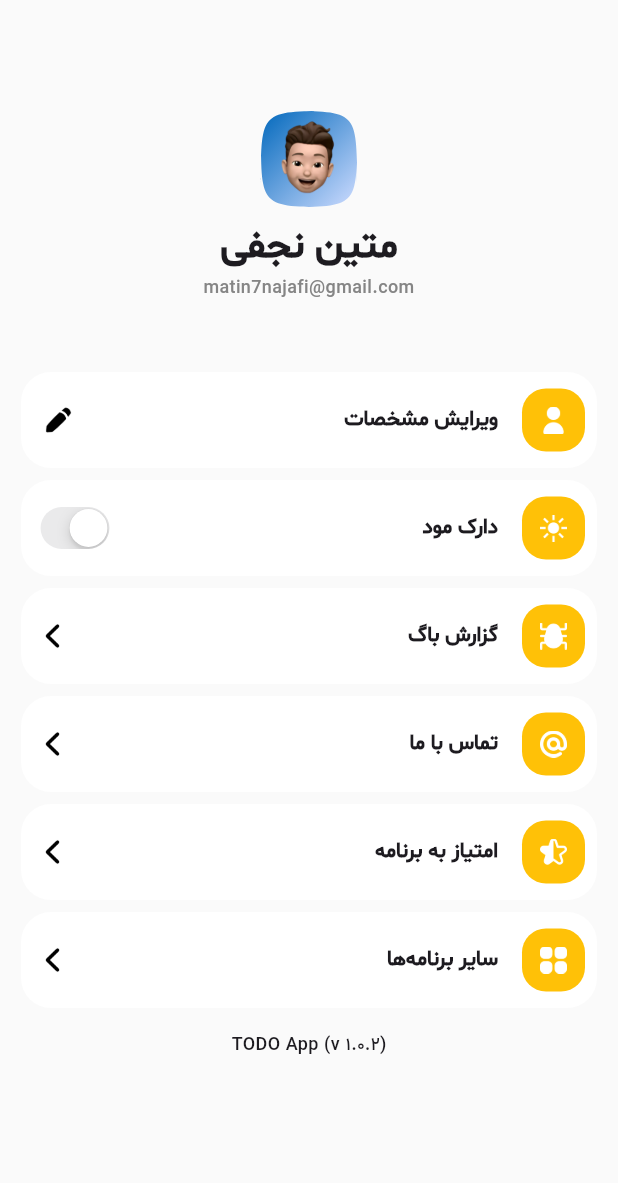
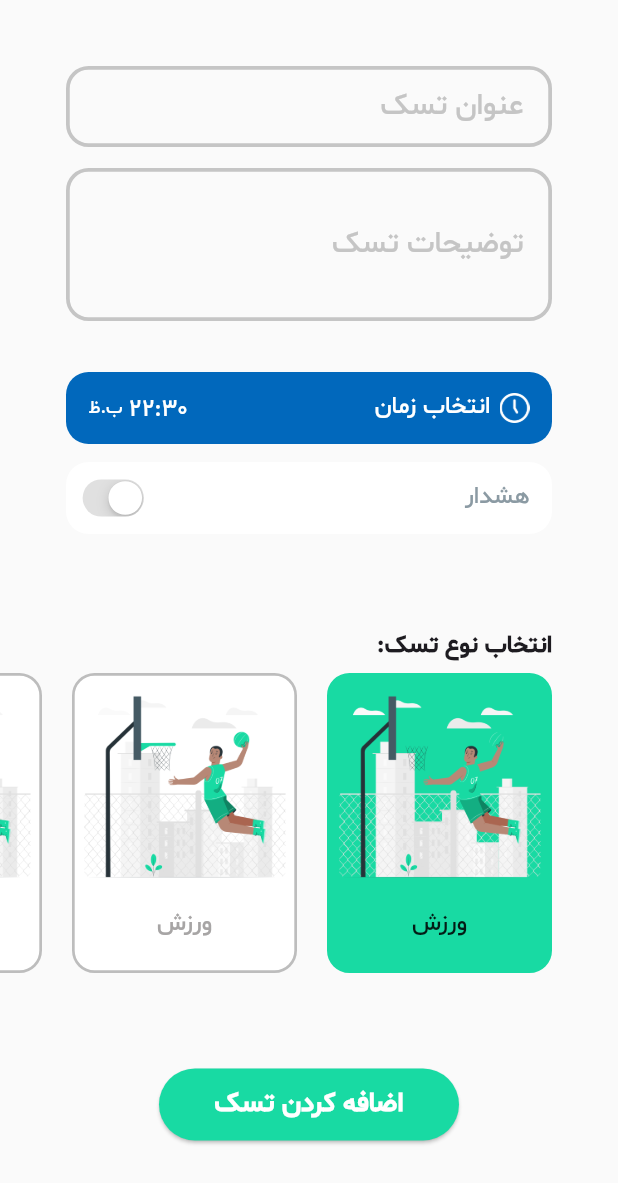
Before and after one commit to matinnajafi/todo_app, a Flutter app: the screen it shows after launch, on a phone screen of 412 x 824 dp. Shown: the top 1183 px of the screen. Run offline on Flutter 3.47's test engine with Material 3 defaults, Android fonts, the light colour scheme and no system bars; our stand-ins replace flutter_slidable, percent_indicator; missing offline and left inert: day_night_time_picker.

Commit message:
Implement layout for AddTaskScreen

```diff
--- a/lib/main.dart
+++ b/lib/main.dart
@@ -1,5 +1,5 @@
 import 'package:flutter/material.dart';
-import 'package:todo_app/presentation/app_settings/screens/setting_screen.dart';
+import 'package:todo_app/presentation/tasks/screens/add_task_screen.dart';
 
 void main() {
   runApp(const MyApp());
@@ -13,7 +13,7 @@ class MyApp extends StatelessWidget {
     return MaterialApp(
       debugShowCheckedModeBanner: false,
       theme: ThemeData(fontFamily: 'sh'),
-      home: const SettingScreen(),
+      home: const AddTaskScreen(),
     );
   }
 }
--- /dev/null
+++ b/lib/presentation/tasks/screens/add_task_screen.dart
@@ -0,0 +1,85 @@
+import 'package:flutter/material.dart';
+import 'package:todo_app/core/constants/app_colors.dart';
+import 'package:todo_app/presentation/tasks/widgets/task_alarm.dart';
+import 'package:todo_app/presentation/tasks/widgets/task_buttons.dart';
+import 'package:todo_app/presentation/tasks/widgets/task_textfields.dart';
+import 'package:todo_app/presentation/tasks/widgets/task_type_list.dart';
+import 'package:todo_app/presentation/tasks/widgets/time_picker.dart';
+
+class AddTaskScreen extends StatefulWidget {
+  const AddTaskScreen({super.key});
+
+  @override
+  State<AddTaskScreen> createState() => _AddTaskScreenState();
+}
+
+class _AddTaskScreenState extends State<AddTaskScreen> {
+  FocusNode taskTitleFocus = FocusNode();
+  FocusNode taskSubtitleFocus = FocusNode();
+  final TextEditingController taskTitleController = TextEditingController();
+  final TextEditingController taskSubTitleController = TextEditingController();
+
+  bool isNotifOn = false;
+  int selectedTaskTypeItem = 0;
+
+  @override
+  void initState() {
+    super.initState();
+    taskTitleFocus.addListener(() {
+      setState(() {});
+    });
+    taskSubtitleFocus.addListener(() {
+      setState(() {});
+    });
+  }
+
+  @override
+  void dispose() {
+    taskTitleFocus.dispose();
+    taskSubtitleFocus.dispose();
+    taskTitleController.dispose();
+    taskSubTitleController.dispose();
+    super.dispose();
+  }
+
+  @override
+  Widget build(BuildContext context) {
+    return Scaffold(
+      backgroundColor: backgroundColor,
+      body: SafeArea(
+        child: SingleChildScrollView(
+          child: SizedBox(
+            height: MediaQuery.of(context).size.height,
+            child: Column(
+              mainAxisAlignment: MainAxisAlignment.center,
+              crossAxisAlignment: CrossAxisAlignment.center,
+              children: [
+                const SizedBox(height: 44),
+                TaskTitleField(
+                  taskTitleController: taskTitleController,
+                  taskTitleFocus: taskTitleFocus,
+                ),
+                const SizedBox(height: 14),
+                TaskSubtitleField(
+                  taskSubTitleController: taskSubTitleController,
+                  taskSubtitleFocus: taskSubtitleFocus,
+                ),
+                const SizedBox(height: 34),
+                const TimePickerBox(),
+                const SizedBox(height: 12),
+                TaskAlarm(isNotifOn: isNotifOn),
+                const Spacer(),
+                const TaskTypeTitle(),
+                const SizedBox(height: 6),
+                TaskTypeList(selectedItemList: selectedTaskTypeItem),
+                const Spacer(),
+                const AddTaskButton(),
+                const Spacer(),
+              ],
+            ),
+          ),
+        ),
+      ),
+    );
+  }
+}
--- /dev/null
+++ b/lib/presentation/tasks/widgets/task_alarm.dart
@@ -0,0 +1,112 @@
+import 'package:flutter/cupertino.dart';
+import 'package:flutter/material.dart';
+import 'package:todo_app/core/constants/app_colors.dart';
+import 'package:todo_app/core/utils/converters/persian_number_converter.dart';
+
+// ignore: must_be_immutable
+class TaskAlarm extends StatefulWidget {
+  TaskAlarm({super.key, required this.isNotifOn});
+  bool isNotifOn;
+
+  @override
+  State<TaskAlarm> createState() => _TaskAlarmState();
+}
+
+class _TaskAlarmState extends State<TaskAlarm> {
+  @override
+  Widget build(BuildContext context) {
+    return Padding(
+      padding: const EdgeInsets.symmetric(horizontal: 44),
+      child: GestureDetector(
+        onTap: () {
+          setState(() {
+            widget.isNotifOn = !widget.isNotifOn;
+            if (widget.isNotifOn) {
+              ScaffoldMessenger.of(context).showSnackBar(
+                SnackBar(
+                  backgroundColor: Colors.black54,
+                  content: Text(
+                    ".هشدار برای ساعت ${toPersianDigits('22:30')} فعال شد",
+                    style: const TextStyle(color: whiteColor),
+                  ),
+                ),
+              );
+            } else {
+              ScaffoldMessenger.of(context).showSnackBar(
+                SnackBar(
+                  backgroundColor: Colors.black54,
+                  content: Text(
+                    ".هشدار غیرفعال شد",
+                    style: const TextStyle(color: whiteColor),
+                  ),
+                ),
+              );
+            }
+          });
+        },
+        child: Container(
+          height: 48,
+          decoration: BoxDecoration(
+            color: widget.isNotifOn ? orangeColor : whiteColor,
+            borderRadius: BorderRadius.circular(15),
+          ),
+          child: Padding(
+            padding: const EdgeInsets.only(right: 15, left: 2),
+            child: Row(
+              mainAxisSize: MainAxisSize.max,
+              mainAxisAlignment: MainAxisAlignment.spaceBetween,
+              crossAxisAlignment: CrossAxisAlignment.center,
+              children: [
+                Transform.scale(
+                  scale: 0.8,
+                  child: Directionality(
+                    textDirection: TextDirection.rtl,
+                    child: CupertinoSwitch(
+                      inactiveTrackColor: Colors.grey.shade300,
+                      activeTrackColor: greennColor,
+                      value: widget.isNotifOn,
+                      onChanged: (bool value) {
+                        setState(() {
+                          widget.isNotifOn = value;
+                          if (widget.isNotifOn) {
+                            ScaffoldMessenger.of(context).showSnackBar(
+                              SnackBar(
+                                backgroundColor: Colors.black54,
+                                content: Text(
+                                  ".هشدار برای ساعت ${toPersianDigits('22:30')} فعال شد",
+                                  style: TextStyle(color: whiteColor),
+                                ),
+                              ),
+                            );
+                          } else {
+                            ScaffoldMessenger.of(context).showSnackBar(
+                              SnackBar(
+                                backgroundColor: Colors.black54,
+                                content: const Text(
+                                  ".هشدار غیرفعال شد",
+                                  style: TextStyle(color: whiteColor),
+                                ),
+                              ),
+                            );
+                          }
+                        });
+                      },
+                    ),
+                  ),
+                ),
+                const Spacer(),
+                Text(
+                  'هشدار',
+                  style: TextStyle(
+                    fontSize: 16,
+                    color: widget.isNotifOn ? whiteColor : greyColor,
+                  ),
+                ),
+              ],
+            ),
+          ),
+        ),
+      ),
+    );
+  }
+}
--- /dev/null
+++ b/lib/presentation/tasks/widgets/task_buttons.dart
@@ -0,0 +1,27 @@
+import 'package:flutter/material.dart';
+
+class AddTaskButton extends StatelessWidget {
+  const AddTaskButton({super.key});
+
+  @override
+  Widget build(BuildContext context) {
+    return ElevatedButton(
+      onPressed: () {
+        // add task process
+        // Navigator.of(context).pop();
+      },
+      style: ElevatedButton.styleFrom(
+        minimumSize: const Size(200, 48),
+        backgroundColor: const Color(0xff18DAA3),
+      ),
+      child: const Text(
+        'اضافه کردن تسک',
+        style: TextStyle(
+          fontSize: 18,
+          fontWeight: FontWeight.bold,
+          color: Colors.white,
+        ),
+      ),
+    );
+  }
+}
--- /dev/null
+++ b/lib/presentation/tasks/widgets/task_textfields.dart
@@ -0,0 +1,108 @@
+import 'package:flutter/material.dart';
+
+class TaskTitleField extends StatelessWidget {
+  const TaskTitleField({
+    super.key,
+    required this.taskTitleController,
+    required this.taskTitleFocus,
+  });
+
+  final TextEditingController taskTitleController;
+  final FocusNode taskTitleFocus;
+
+  @override
+  Widget build(BuildContext context) {
+    return Padding(
+      padding: const EdgeInsets.symmetric(horizontal: 44),
+      child: Directionality(
+        textDirection: TextDirection.rtl,
+        child: TextFormField(
+          controller: taskTitleController,
+          focusNode: taskTitleFocus,
+          decoration: InputDecoration(
+            contentPadding: const EdgeInsets.symmetric(
+              horizontal: 15,
+              vertical: 15,
+            ),
+            labelText: 'عنوان تسک',
+            labelStyle: TextStyle(
+              fontSize: 20,
+              color:
+                  taskTitleFocus.hasFocus
+                      ? const Color(0xff18DAA3)
+                      : const Color(0xffC5C5C5),
+            ),
+            enabledBorder: const OutlineInputBorder(
+              borderRadius: BorderRadius.all(Radius.circular(15)),
+              borderSide: BorderSide(color: Color(0xffC5C5C5), width: 2.5),
+            ),
+            focusedBorder: const OutlineInputBorder(
+              borderRadius: BorderRadius.all(Radius.circular(15)),
+              borderSide: BorderSide(width: 3, color: Color(0xff18DAA3)),
+            ),
+          ),
+          validator: (value) {
+            if (value == null || value.isEmpty) {
+              return 'لطفاً عنوان تسک را وارد کنید';
+            }
+            return null;
+          },
+        ),
+      ),
+    );
+  }
+}
+
+class TaskSubtitleField extends StatelessWidget {
+  const TaskSubtitleField({
+    super.key,
+    required this.taskSubTitleController,
+    required this.taskSubtitleFocus,
+  });
+
+  final TextEditingController taskSubTitleController;
+  final FocusNode taskSubtitleFocus;
+
+  @override
+  Widget build(BuildContext context) {
+    return Padding(
+      padding: const EdgeInsets.symmetric(horizontal: 44),
+      child: Directionality(
+        textDirection: TextDirection.rtl,
+        child: TextFormField(
+          controller: taskSubTitleController,
+          maxLines: 3,
+          focusNode: taskSubtitleFocus,
+          decoration: InputDecoration(
+            contentPadding: const EdgeInsets.symmetric(
+              horizontal: 15,
+              vertical: 15,
+            ),
+            labelText: 'توضیحات تسک',
+            labelStyle: TextStyle(
+              fontSize: 20,
+              color:
+                  taskSubtitleFocus.hasFocus
+                      ? const Color(0xff18DAA3)
+                      : const Color(0xffC5C5C5),
+            ),
+            enabledBorder: const OutlineInputBorder(
+              borderRadius: BorderRadius.all(Radius.circular(15)),
+              borderSide: BorderSide(color: Color(0xffC5C5C5), width: 2.5),
+            ),
+            focusedBorder: const OutlineInputBorder(
+              borderRadius: BorderRadius.all(Radius.circular(15)),
+              borderSide: BorderSide(width: 3, color: Color(0xff18DAA3)),
+            ),
+          ),
+          validator: (value) {
+            if (value == null || value.isEmpty) {
+              return 'لطفاً توضیحات تسک را وارد کنید';
+            }
+            return null;
+          },
+        ),
+      ),
+    );
+  }
+}
--- /dev/null
+++ b/lib/presentation/tasks/widgets/task_type_list.dart
@@ -0,0 +1,102 @@
+import 'package:flutter/material.dart';
+import 'package:todo_app/core/constants/app_colors.dart';
+
+// ignore: must_be_immutable
+class TaskTypeList extends StatefulWidget {
+  TaskTypeList({super.key, required this.selectedItemList});
+  int selectedItemList = 0;
+
+  @override
+  State<TaskTypeList> createState() => _TaskTypeListState();
+}
+
+class _TaskTypeListState extends State<TaskTypeList> {
+  @override
+  Widget build(BuildContext context) {
+    return SizedBox(
+      height: 200,
+      child: Directionality(
+        textDirection: TextDirection.rtl,
+        child: Padding(
+          padding: const EdgeInsets.only(right: 34),
+          child: ListView.builder(
+            scrollDirection: Axis.horizontal,
+            itemCount: 6,
+            itemBuilder: (context, index) {
+              return InkWell(
+                splashColor: const Color.fromARGB(54, 196, 255, 234),
+                onTap: () {
+                  setState(() {
+                    widget.selectedItemList = index;
+                  });
+                },
+                child: Container(
+                  margin: const EdgeInsets.symmetric(horizontal: 10),
+                  decoration: BoxDecoration(
+                    color:
+                        (widget.selectedItemList == index)
+                            ? greennColor
+                            : whiteColor,
+                    border: Border.all(
+                      color:
+                          (widget.selectedItemList == index)
+                              ? greennColor
+                              : Colors.grey.shade400,
+                      width: 1.8,
+                    ),
+                    borderRadius: BorderRadius.circular(15),
+                  ),
+                  width: 150,
+                  child: Column(
+                    children: [
+                      Padding(
+                        padding: const EdgeInsets.only(
+                          top: 4,
+                          right: 4,
+                          left: 4,
+                        ),
+                        child: Image.asset('images/workout_man.png'),
+                      ),
+                      const SizedBox(height: 12),
+                      Text(
+                        'ورزش',
+                        style: TextStyle(
+                          fontSize: 16,
+                          color:
+                              (widget.selectedItemList == index)
+                                  ? Colors.black87
+                                  : const Color.fromARGB(255, 167, 165, 165),
+                        ),
+                      ),
+                    ],
+                  ),
+                ),
+              );
+            },
+          ),
+        ),
+      ),
+    );
+  }
+}
+
+class TaskTypeTitle extends StatelessWidget {
+  const TaskTypeTitle({super.key});
+
+  @override
+  Widget build(BuildContext context) {
+    return const Padding(
+      padding: EdgeInsets.only(right: 44),
+      child: Row(
+        mainAxisSize: MainAxisSize.max,
+        mainAxisAlignment: MainAxisAlignment.end,
+        children: [
+          Text(
+            ':انتخاب نوع تسک',
+            style: TextStyle(fontSize: 16, fontWeight: FontWeight.bold),
+          ),
+        ],
+      ),
+    );
+  }
+}
--- /dev/null
+++ b/lib/presentation/tasks/widgets/time_picker.dart
@@ -0,0 +1,68 @@
+import 'package:day_night_time_picker/lib/daynight_timepicker.dart';
+import 'package:day_night_time_picker/lib/state/time.dart';
+import 'package:flutter/material.dart';
+import 'package:todo_app/core/constants/app_colors.dart';
+import 'package:todo_app/core/utils/converters/persian_number_converter.dart';
+
+class TimePickerBox extends StatelessWidget {
+  const TimePickerBox({super.key});
+
+  @override
+  Widget build(BuildContext context) {
+    return Padding(
+      padding: const EdgeInsets.symmetric(horizontal: 44),
+      child: GestureDetector(
+        onTap: () {
+          Navigator.of(context).push(
+            showPicker(
+              context: context,
+              value: Time(hour: 22, minute: 30),
+              onChange: (TimeOfDay time) {},
+              onChangeDateTime: (DateTime dateTime) {},
+              is24HrFormat: true,
+              iosStylePicker: true,
+            ),
+          );
+        },
+        child: Container(
+          height: 48,
+          decoration: BoxDecoration(
+            color: blueColor,
+            borderRadius: BorderRadius.circular(15),
+          ),
+          child: Padding(
+            padding: const EdgeInsets.symmetric(horizontal: 15),
+            child: Row(
+              mainAxisSize: MainAxisSize.max,
+              mainAxisAlignment: MainAxisAlignment.spaceBetween,
+              crossAxisAlignment: CrossAxisAlignment.center,
+              children: [
+                const Text(
+                  'ب.ظ',
+                  style: TextStyle(fontSize: 12, color: whiteColor),
+                ),
+                const SizedBox(width: 4),
+                Padding(
+                  padding: const EdgeInsets.only(top: 4),
+                  child: Text(
+                    toPersianDigits('22:30'),
+                    style: const TextStyle(fontSize: 16, color: whiteColor),
+                  ),
+                ),
+                const Spacer(),
+                const Text(
+                  'انتخاب زمان',
+                  style: TextStyle(fontSize: 16, color: whiteColor),
+                ),
+                Padding(
+                  padding: const EdgeInsets.only(top: 14, bottom: 14, left: 6),
+                  child: Image.asset('images/clock.png'),
+                ),
+              ],
+            ),
+          ),
+        ),
+      ),
+    );
+  }
+}
--- a/pubspec.yaml
+++ b/pubspec.yaml
@@ -36,6 +36,7 @@ dependencies:
   cupertino_icons: ^1.0.8
   percent_indicator: ^4.2.4
   flutter_slidable: ^4.0.0
+  day_night_time_picker: ^1.3.1
 
 dev_dependencies:
   flutter_test:
```
Also changed, not shown: images/clock.png (added), images/workout_man.png (added), pubspec.lock.
